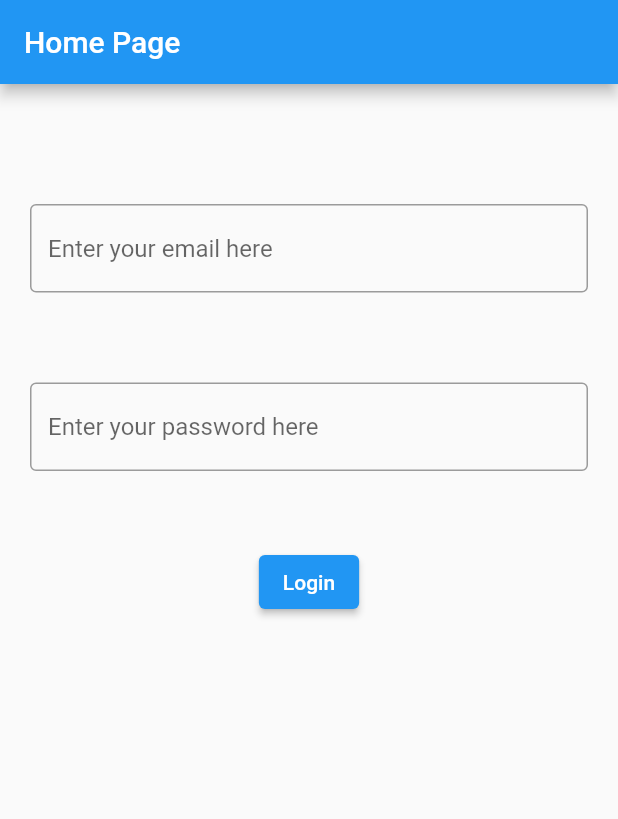
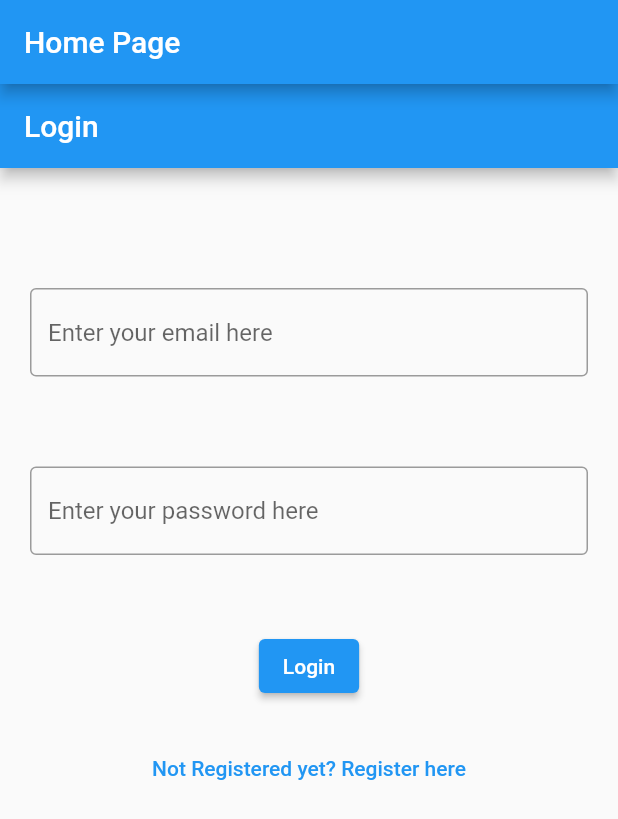
Before and after one commit to adisen/personalnotes, a Flutter app: the screen it shows after launch, on a phone screen of 412 x 824 dp. Shown: the top 819 px of the screen. Run offline on Flutter 3.47's test engine with Material 2 defaults, Android fonts, the phone set to English and light mode, and no system bars; our stand-ins replace firebase_auth, firebase_core; accounts and stored records are empty.

Commit message:
add navigate between login and register screens

```diff
--- a/lib/main.dart
+++ b/lib/main.dart
@@ -17,11 +17,16 @@ class MyApp extends StatelessWidget {
   @override
   Widget build(BuildContext context) {
     return MaterialApp(
+      debugShowCheckedModeBanner: false,
       title: 'Personal Notes',
       theme: ThemeData(
         primarySwatch: Colors.blue,
       ),
       home: const HomePage(),
+      routes: {
+        '/login': (context) => const LoginView(),
+        '/register': (context) => const RegisterView(),
+      },
     );
   }
 }
--- a/lib/views/login_view.dart
+++ b/lib/views/login_view.dart
@@ -28,7 +28,9 @@ class _LoginViewState extends State<LoginView> {
 
   @override
   Widget build(BuildContext context) {
-    return Padding(
+    return Scaffold(
+      appBar: AppBar(title: const Text('Login')),
+      body: Padding(
         padding: const EdgeInsets.fromLTRB(20, 50, 20, 0),
         child: Column(
           children: [
@@ -79,7 +81,14 @@ class _LoginViewState extends State<LoginView> {
                 child: const Text('Login'),
               ),
             ),
+            TextButton(
+                onPressed: () {
+                  Navigator.of(context)
+                      .pushNamedAndRemoveUntil('/register', (route) => false);
+                },
+                child: const Text('Not Registered yet? Register here'))
           ],
+        ),
       ),
     );
   }
--- a/lib/views/register_view.dart
+++ b/lib/views/register_view.dart
@@ -28,7 +28,9 @@ class _RegisterViewState extends State<RegisterView> {
 
   @override
   Widget build(BuildContext context) {
-    return Padding(
+    return Scaffold(
+      appBar: AppBar(title: const Text('Register')),
+      body: Padding(
         padding: const EdgeInsets.fromLTRB(20, 50, 20, 0),
         child: Column(
           children: [
@@ -82,7 +84,14 @@ class _RegisterViewState extends State<RegisterView> {
                 child: const Text('Register'),
               ),
             ),
+            TextButton(
+                onPressed: () {
+                  Navigator.of(context)
+                      .pushNamedAndRemoveUntil('/login', (route) => false);
+                },
+                child: const Text('Already Registered? Login here'))
           ],
+        ),
       ),
     );
   }
```
Lines whose indentation alone changed are shown as unchanged.
